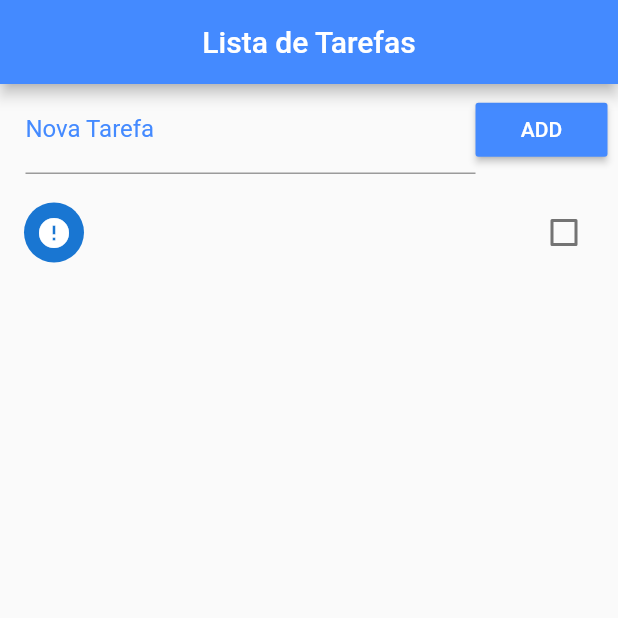
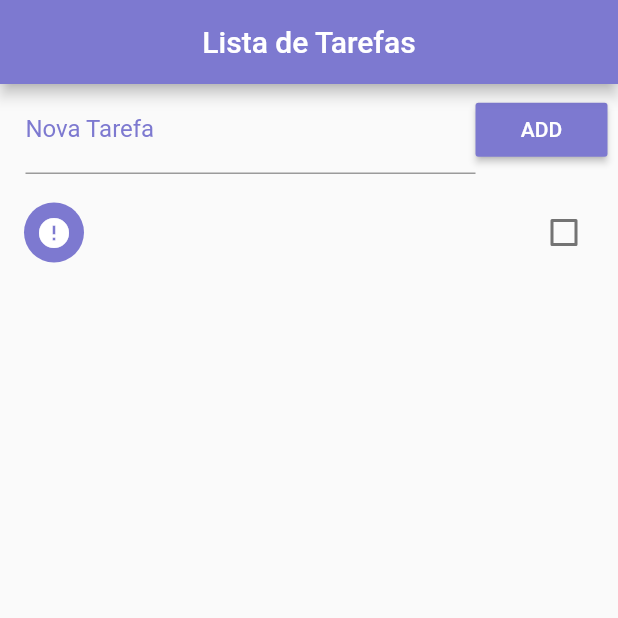
Before and after one commit to guedes-vinicius/tarefas, a Flutter app: the screen it shows after launch, after a tap on "ADD", on a phone screen of 412 x 824 dp, the top half of it. Run offline on Flutter 3.47's test engine with Material 2 defaults, Android fonts, the phone set to English and light mode, and no system bars.

Commit message:
changing colors

```diff
--- a/lib/main.dart
+++ b/lib/main.dart
@@ -62,7 +62,7 @@ class _HomeState extends State<Home> {
     return Scaffold(
       appBar: AppBar(
         title: Text("Lista de Tarefas"),
-        backgroundColor: Colors.blueAccent,
+        backgroundColor: Color(0xFF7D79D0),
         centerTitle: true,
       ),
       body: Column(
@@ -76,12 +76,12 @@ class _HomeState extends State<Home> {
                     controller: _ToDoController,
                     decoration: InputDecoration(
                         labelText: "Nova Tarefa",
-                        labelStyle: TextStyle(color: Colors.blueAccent)),
+                        labelStyle: TextStyle(color: Color(0xFF7D79D0))),
                   ),
                 ),
                 // ignore: deprecated_member_use
                 RaisedButton(
-                  color: Colors.blueAccent,
+                  color: Color(0xFF7D79D0),
                   child: Text("ADD"),
                   textColor: Colors.white,
                   onPressed: _addToDo,
@@ -117,8 +117,11 @@ class _HomeState extends State<Home> {
       child:CheckboxListTile(
         title: Text(_toDolist[index]["title"]),
         value: _toDolist[index]["ok"],
+        activeColor: Color(0xFF7D79D0),
         secondary: CircleAvatar(
           child: Icon(_toDolist[index]["ok"] ? Icons.check : Icons.error),
+          foregroundColor: Colors.white,
+          backgroundColor: Color(0xFF7D79D0),
         ),
         onChanged: (c) {
           setState(() {
```
